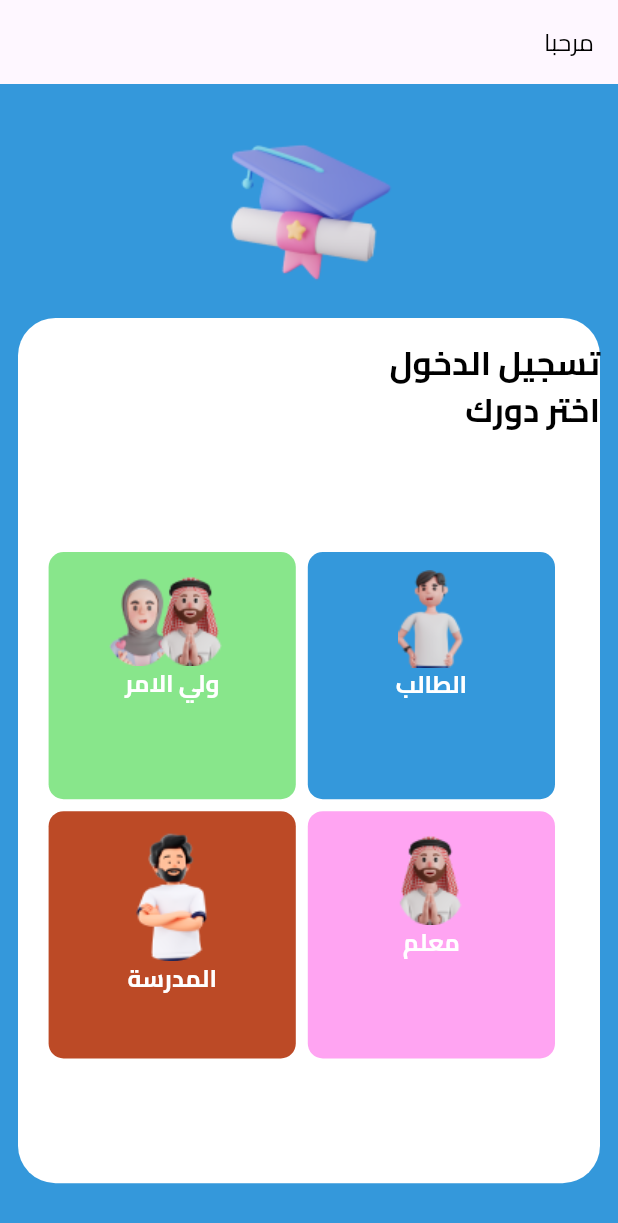
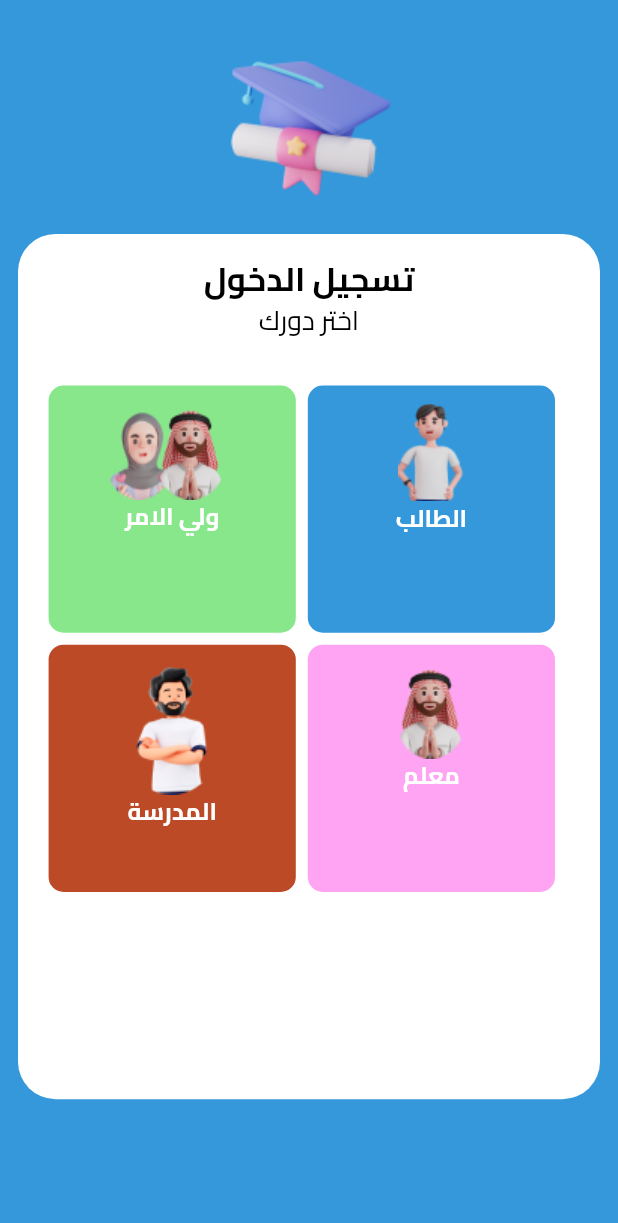
Before and after one commit to mahmoudrabie97/Test_Manegment, a Flutter app: the screen it shows after launch, on a phone screen of 412 x 824 dp. Shown: the top 1223 px of the screen. Run offline on Flutter 3.47's test engine with Material 3 defaults, Android fonts, the light colour scheme and no system bars; our stand-ins replace animated_text_kit; project files that could hold a hidden picture were left out.

Commit message:
edit welcom one page

```diff
--- a/lib/pages/welcome_page_one/welcome_one.dart
+++ b/lib/pages/welcome_page_one/welcome_one.dart
@@ -10,9 +10,8 @@ class WelcomePage1 extends StatelessWidget {
   @override
   Widget build(BuildContext context) {
     return Scaffold(
-      appBar: AppBar(
-        title: CustomTextarabic(text: S.of(context).welcome),
-      ),
+
+
       body: SafeArea(
         child: Column(
           children: [
--- a/lib/pages/welcome_page_one/widgets/custom_sub_container.dart
+++ b/lib/pages/welcome_page_one/widgets/custom_sub_container.dart
@@ -10,16 +10,19 @@ class CustomSubContainer extends StatelessWidget {
       {super.key,
       required this.containerText,
       required this.image,
-      required this.color});
+      required this.color, this.onTap});
 
   final String containerText;
   final String image;
   final Color color;
+  final void Function()? onTap;
 
   @override
   Widget build(BuildContext context) {
     return Padding(
       padding: const EdgeInsets.only(left: 8.0,bottom: 8),
+      child: GestureDetector(
+        onTap:onTap ,
         child: Container(
           child: Column(
             children: [
@@ -40,6 +43,7 @@ class CustomSubContainer extends StatelessWidget {
             borderRadius: BorderRadius.circular(10),
           ),
         ),
+      ),
     );
   }
 }
--- a/lib/pages/welcome_page_one/widgets/welcom_one_custom_main_container.dart
+++ b/lib/pages/welcome_page_one/widgets/welcom_one_custom_main_container.dart
@@ -1,9 +1,11 @@
 import 'package:flutter/material.dart';
 import 'package:test_mangement/utilites/assets.dart';
+import 'package:test_mangement/utilites/extentionhelper.dart';
 import 'package:test_mangement/utilites/widgets/customtext.dart';
 
 import '../../../generated/l10n.dart';
 import '../../../utilites/appcolors.dart';
+import '../../authPages/loginpage/login_page.dart';
 import 'custom_sub_container.dart';
 
 class WelcomOneCustomMainContainer extends StatelessWidget {
@@ -20,10 +22,12 @@ class WelcomOneCustomMainContainer extends StatelessWidget {
           borderRadius: BorderRadius.circular(25),
           color: AppColor.whiteColor,
         ),
-        child: ListView(
+        child: SingleChildScrollView(
+          child: Column(
             children: [
               const SizedBox(
                 height: 14,
+
               ),
               CustomTextarabic(
                 text: S.of(context).Login,
@@ -32,17 +36,20 @@ class WelcomOneCustomMainContainer extends StatelessWidget {
               ),
               CustomTextarabic(
                 text: S.of(context).chooserole,
-              fontSize: 22,
-              fontWeight: FontWeight.w700,
+                fontSize: 18,
+                fontWeight: FontWeight.w500,
               ),
-            //نص اخر دورك
+
               Padding(
-              padding: const EdgeInsets.only(right: 30.0, top: 80),
+                padding: const EdgeInsets.only(right: 30.0, top: 30),
                 child: Column(
                   children: [
                     Row(
                       children: [
                         CustomSubContainer(
+                          onTap : (){
+                            context.push(LoginView());
+                          },
                           containerText: S.of(context).Student, //ضيف الاسم الصح
                           color: AppColor.primary,
                           image: AssetsData.student,
@@ -74,6 +81,7 @@ class WelcomOneCustomMainContainer extends StatelessWidget {
             ],
           ),
         ),
+      ),
     );
   }
 }
```
Also changed, not shown: pubspec.lock. Lines whose indentation alone changed are shown as unchanged.
